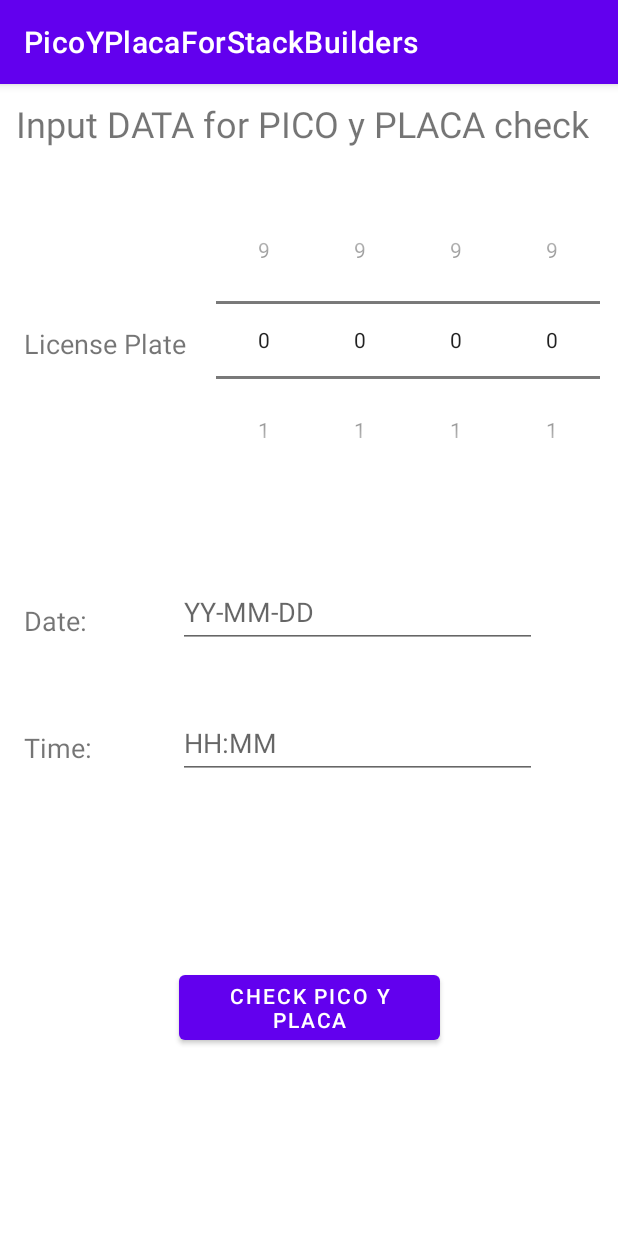
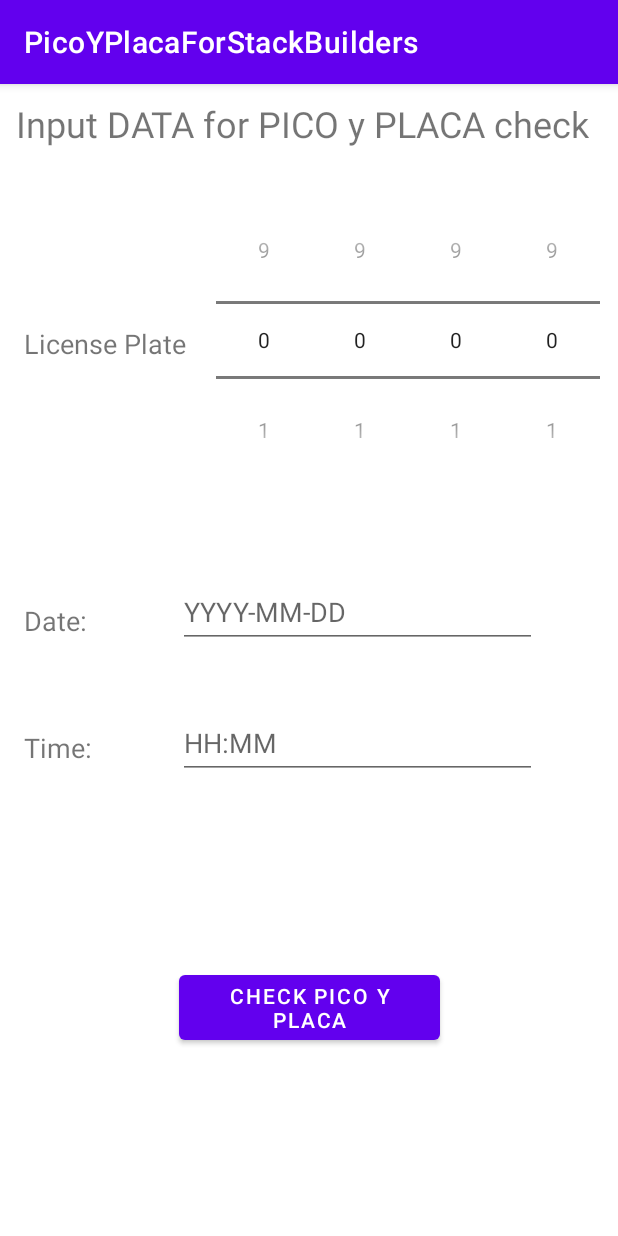
Before and after one commit to dxmatheu/PicoYPlaca, an Android app: the screen it shows after launch (MainActivity), after a tap on "CHECK PICO Y PLACA", on a phone screen of 412 x 824 dp. Run offline under Robolectric (Android 15) with nearby library versions, the phone set to English and light mode, and no system bars.

Commit message:
Validation of TextView for date input String inside ButtonClicked in MainActivity and formatting for corresponding TextView in activity_main.xml

```diff
--- a/app/src/main/java/com/example/picoyplacaforstackbuilders/MainActivity.java
+++ b/app/src/main/java/com/example/picoyplacaforstackbuilders/MainActivity.java
@@ -8,6 +8,7 @@ import android.os.Bundle;
 import androidx.appcompat.app.AppCompatActivity;
 
 import android.text.InputType;
+import android.util.Log;
 import android.view.View;
 import android.widget.Button;
 import android.widget.DatePicker;
@@ -16,8 +17,11 @@ import android.widget.NumberPicker;
 import android.widget.TimePicker;
 import android.widget.Toast;
 
+import java.text.DateFormat;
+import java.text.ParseException;
 import java.text.SimpleDateFormat;
 import java.util.Calendar;
+import java.util.Date;
 
 public class MainActivity extends AppCompatActivity {
 
@@ -84,17 +88,35 @@ public class MainActivity extends AppCompatActivity {
             }
         });
 
+        DateET = findViewById(R.id.DateET);
         CheckBtn.setOnClickListener(this::ButtonClicked);
 
     }
 
     private void ButtonClicked(View view) {
 
-        if(LPAndDateInfo.DayOfWeek != -1 && LPAndDateInfo.Hour != -1){
-            startActivity(new Intent(this, ResultActivity.class));
+        Calendar calendar = Calendar.getInstance();
+        LPAndDateInfo.setDayOfWeek(Calendar.getInstance().get(Calendar.DAY_OF_WEEK));
+        if(!DateET.getText().toString().matches("")){
+            try {
+                DateFormat dateFormat = new SimpleDateFormat("yyyy-MM-dd");
+                calendar.setTime(dateFormat.parse(DateET.getText().toString()));
+            }
+            catch (ParseException e){
+                Toast.makeText(getApplicationContext(),"Using today's date",Toast.LENGTH_SHORT).show();
+            }
+        }
+        if(DateET.getText().toString().matches("")){
+            Toast.makeText(getApplicationContext(),"Please fill in a date first",Toast.LENGTH_SHORT).show();
+        }
+
+        else if(LPAndDateInfo.Hour == -1){
+            Toast.makeText(getApplicationContext(),"Please pick an hour",Toast.LENGTH_SHORT).show();
         }
         else{
-            Toast.makeText(getApplicationContext(),"Please fill in a date first",Toast.LENGTH_SHORT).show();
+            LPAndDateInfo.setDayOfWeek(calendar.get(Calendar.DAY_OF_WEEK));
+            startActivity(new Intent(this, ResultActivity.class));
+
         }
 
     }
--- a/app/src/main/res/layout/activity_main.xml
+++ b/app/src/main/res/layout/activity_main.xml
@@ -99,7 +99,9 @@
         android:layout_width="239dp"
         android:layout_height="47dp"
         android:layout_marginTop="68dp"
-        android:hint="YY-MM-DD"
+        android:hint="YYYY-MM-DD"
+        android:maxLength="10"
+        android:singleLine="true"
         app:layout_constraintEnd_toEndOf="parent"
         app:layout_constraintHorizontal_bias="0.53"
         app:layout_constraintStart_toEndOf="@+id/DatePrompt"
```
